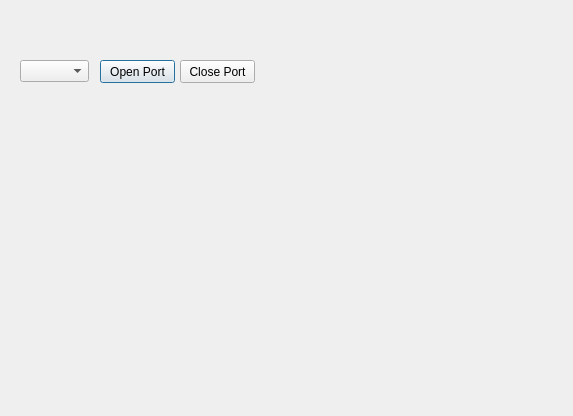
arseny456/Ubgraded_Arduino_GUI, file design.ui: the form before one commit.
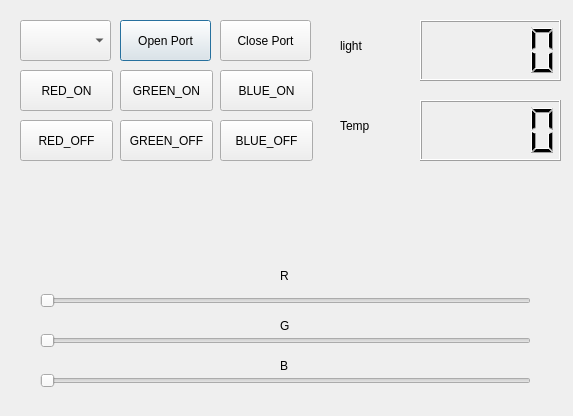
The form after the commit.

```diff
--- a/design.ui
+++ b/design.ui
@@ -17,19 +17,19 @@
    <property name="geometry">
     <rect>
      <x>20</x>
-     <y>60</y>
-     <width>69</width>
-     <height>22</height>
+     <y>20</y>
+     <width>91</width>
+     <height>41</height>
     </rect>
    </property>
   </widget>
   <widget class="QPushButton" name="Open_btn">
    <property name="geometry">
     <rect>
-     <x>100</x>
-     <y>60</y>
-     <width>75</width>
-     <height>23</height>
+     <x>120</x>
+     <y>20</y>
+     <width>91</width>
+     <height>41</height>
     </rect>
    </property>
    <property name="text">
@@ -39,16 +39,218 @@
   <widget class="QPushButton" name="Close_btn">
    <property name="geometry">
     <rect>
-     <x>180</x>
-     <y>60</y>
-     <width>75</width>
-     <height>23</height>
+     <x>220</x>
+     <y>20</y>
+     <width>91</width>
+     <height>41</height>
     </rect>
    </property>
    <property name="text">
     <string>Close Port</string>
    </property>
   </widget>
+  <widget class="QPushButton" name="pushButton">
+   <property name="geometry">
+    <rect>
+     <x>20</x>
+     <y>70</y>
+     <width>93</width>
+     <height>41</height>
+    </rect>
+   </property>
+   <property name="text">
+    <string>RED_ON</string>
+   </property>
+  </widget>
+  <widget class="QPushButton" name="pushButton_2">
+   <property name="geometry">
+    <rect>
+     <x>120</x>
+     <y>120</y>
+     <width>93</width>
+     <height>41</height>
+    </rect>
+   </property>
+   <property name="text">
+    <string>GREEN_OFF</string>
+   </property>
+  </widget>
+  <widget class="QPushButton" name="pushButton_3">
+   <property name="geometry">
+    <rect>
+     <x>20</x>
+     <y>120</y>
+     <width>93</width>
+     <height>41</height>
+    </rect>
+   </property>
+   <property name="text">
+    <string>RED_OFF</string>
+   </property>
+  </widget>
+  <widget class="QPushButton" name="pushButton_4">
+   <property name="geometry">
+    <rect>
+     <x>220</x>
+     <y>70</y>
+     <width>93</width>
+     <height>41</height>
+    </rect>
+   </property>
+   <property name="text">
+    <string>BLUE_ON</string>
+   </property>
+  </widget>
+  <widget class="QPushButton" name="pushButton_5">
+   <property name="geometry">
+    <rect>
+     <x>120</x>
+     <y>70</y>
+     <width>93</width>
+     <height>41</height>
+    </rect>
+   </property>
+   <property name="text">
+    <string>GREEN_ON</string>
+   </property>
+  </widget>
+  <widget class="QPushButton" name="pushButton_6">
+   <property name="geometry">
+    <rect>
+     <x>220</x>
+     <y>120</y>
+     <width>93</width>
+     <height>41</height>
+    </rect>
+   </property>
+   <property name="text">
+    <string>BLUE_OFF</string>
+   </property>
+  </widget>
+  <widget class="QSlider" name="horizontalSlider">
+   <property name="geometry">
+    <rect>
+     <x>40</x>
+     <y>290</y>
+     <width>491</width>
+     <height>22</height>
+    </rect>
+   </property>
+   <property name="orientation">
+    <enum>Qt::Horizontal</enum>
+   </property>
+  </widget>
+  <widget class="QSlider" name="horizontalSlider_2">
+   <property name="geometry">
+    <rect>
+     <x>40</x>
+     <y>330</y>
+     <width>491</width>
+     <height>22</height>
+    </rect>
+   </property>
+   <property name="orientation">
+    <enum>Qt::Horizontal</enum>
+   </property>
+  </widget>
+  <widget class="QSlider" name="horizontalSlider_3">
+   <property name="geometry">
+    <rect>
+     <x>40</x>
+     <y>370</y>
+     <width>491</width>
+     <height>22</height>
+    </rect>
+   </property>
+   <property name="orientation">
+    <enum>Qt::Horizontal</enum>
+   </property>
+  </widget>
+  <widget class="QLabel" name="label">
+   <property name="geometry">
+    <rect>
+     <x>280</x>
+     <y>250</y>
+     <width>55</width>
+     <height>51</height>
+    </rect>
+   </property>
+   <property name="text">
+    <string>R</string>
+   </property>
+  </widget>
+  <widget class="QLabel" name="label_2">
+   <property name="geometry">
+    <rect>
+     <x>280</x>
+     <y>300</y>
+     <width>55</width>
+     <height>51</height>
+    </rect>
+   </property>
+   <property name="text">
+    <string>G</string>
+   </property>
+  </widget>
+  <widget class="QLabel" name="label_3">
+   <property name="geometry">
+    <rect>
+     <x>280</x>
+     <y>340</y>
+     <width>55</width>
+     <height>51</height>
+    </rect>
+   </property>
+   <property name="text">
+    <string>B</string>
+   </property>
+  </widget>
+  <widget class="QLCDNumber" name="lcdNumber">
+   <property name="geometry">
+    <rect>
+     <x>420</x>
+     <y>20</y>
+     <width>141</width>
+     <height>61</height>
+    </rect>
+   </property>
+  </widget>
+  <widget class="QLCDNumber" name="lcdNumber_2">
+   <property name="geometry">
+    <rect>
+     <x>420</x>
+     <y>100</y>
+     <width>141</width>
+     <height>61</height>
+    </rect>
+   </property>
+  </widget>
+  <widget class="QLabel" name="label_4">
+   <property name="geometry">
+    <rect>
+     <x>340</x>
+     <y>20</y>
+     <width>55</width>
+     <height>51</height>
+    </rect>
+   </property>
+   <property name="text">
+    <string>light</string>
+   </property>
+  </widget>
+  <widget class="QLabel" name="label_5">
+   <property name="geometry">
+    <rect>
+     <x>340</x>
+     <y>100</y>
+     <width>55</width>
+     <height>51</height>
+    </rect>
+   </property>
+   <property name="text">
+    <string>Temp</string>
+   </property>
+  </widget>
  </widget>
  <resources/>
  <connections/>
```
